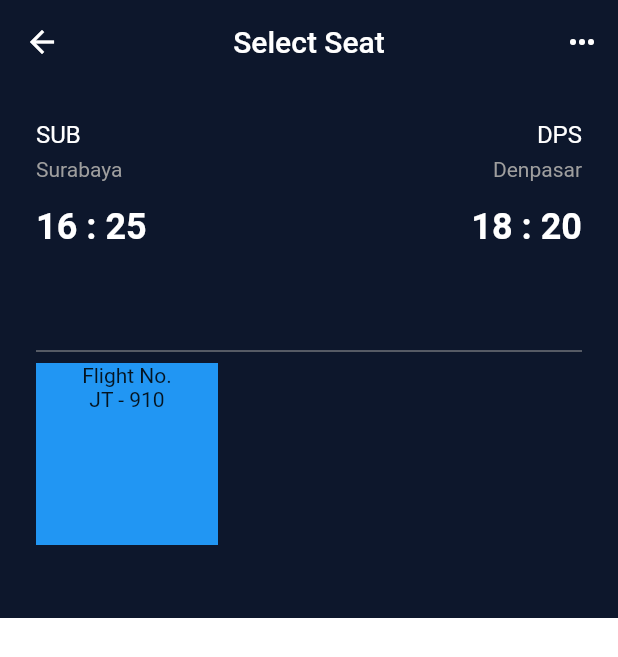
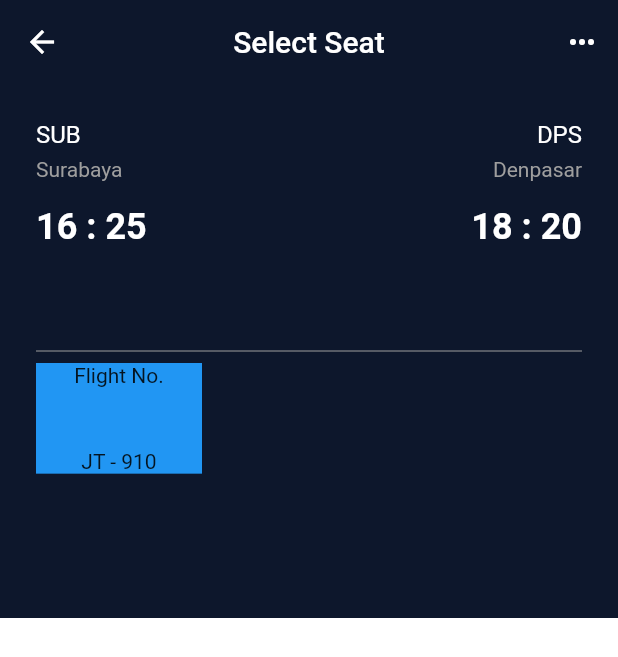
Before and after one commit to JAICHANGPARK/flutter_notebook_chapter_29, a Flutter app: the FlightBookingSelectPage screen opened directly, on a phone screen of 412 x 824 dp. Shown: the top 657 px of the screen. Run offline on Flutter 3.47's test engine with Material 2 defaults, Android fonts, the phone set to English and light mode, and no system bars.

Commit message:
Update flight_booking_select_page.dart

```diff
--- a/lib/ep1465_flight_booking_app/view/flight_booking_select_page.dart
+++ b/lib/ep1465_flight_booking_app/view/flight_booking_select_page.dart
@@ -124,10 +124,14 @@ class _FlightBookingSelectPageState extends State<FlightBookingSelectPage> {
                                   Expanded(
                                     child: GridView.count(
                                       crossAxisCount: 3,
+                                      mainAxisSpacing: 16,
+                                      crossAxisSpacing: 16,
+                                      childAspectRatio: 1.5,
                                       children: [
                                         Container(
                                           color: Colors.blue,
                                           child: Column(
+                                            mainAxisAlignment: MainAxisAlignment.spaceBetween,
                                             children: [
                                               Text("Flight No."),
                                               Text("JT - 910"),
```
